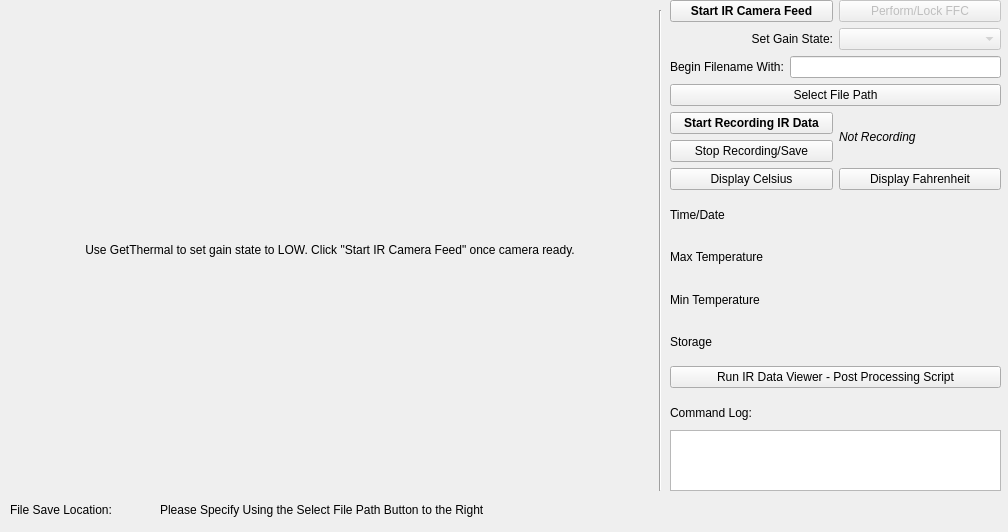
The window that python/IR_Data/ir_v7.ui (groupgets/purethermal1-uvc-capture) describes before a commit, drawn with Qt 5.
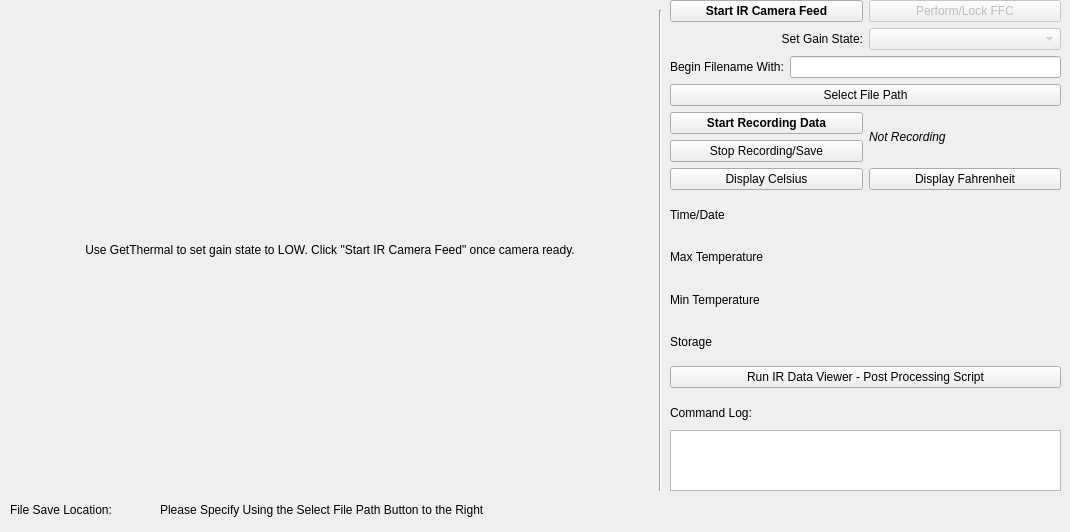
The same window after the commit.

Diff of the .ui file:
```diff
--- a/python/IR_Data/ir_v7.ui
+++ b/python/IR_Data/ir_v7.ui
@@ -6,7 +6,7 @@
    <rect>
     <x>0</x>
     <y>0</y>
-    <width>1008</width>
+    <width>1070</width>
     <height>532</height>
    </rect>
   </property>
@@ -19,7 +19,7 @@
      <rect>
       <x>670</x>
       <y>0</y>
-      <width>331</width>
+      <width>391</width>
       <height>431</height>
      </rect>
     </property>
@@ -113,7 +113,7 @@
             </font>
            </property>
            <property name="text">
-            <string>Start Recording IR Data</string>
+            <string>Start Recording Data</string>
            </property>
           </widget>
          </item>
@@ -249,7 +249,7 @@
      <rect>
       <x>670</x>
       <y>430</y>
-      <width>331</width>
+      <width>391</width>
       <height>61</height>
      </rect>
     </property>
```
